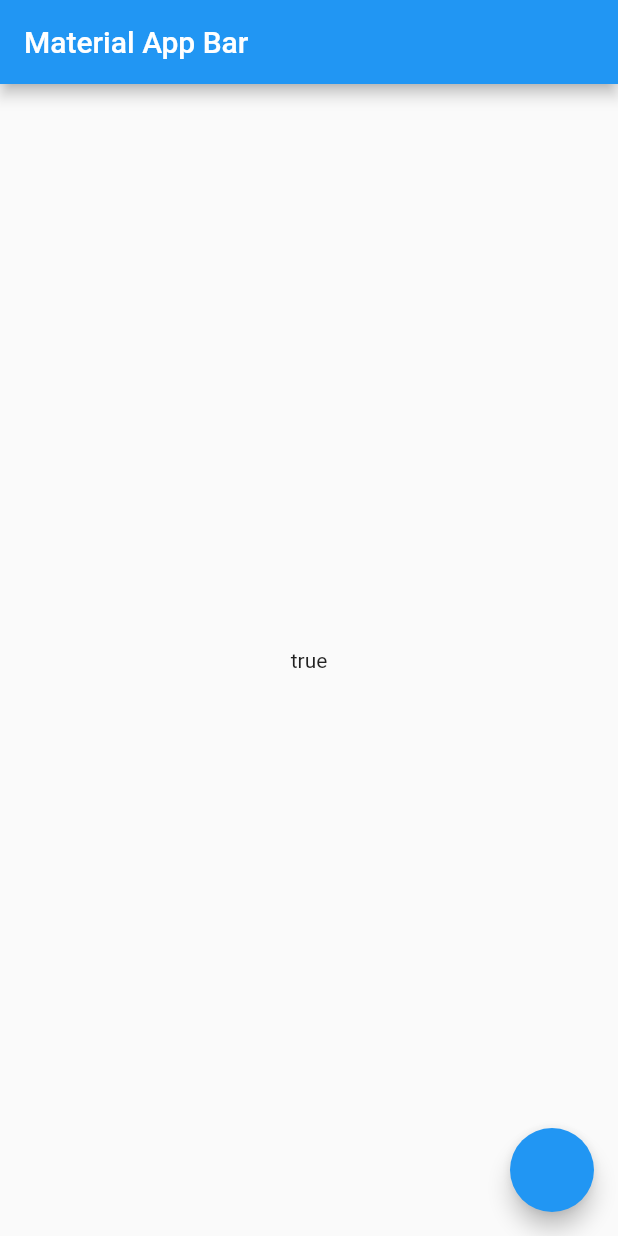
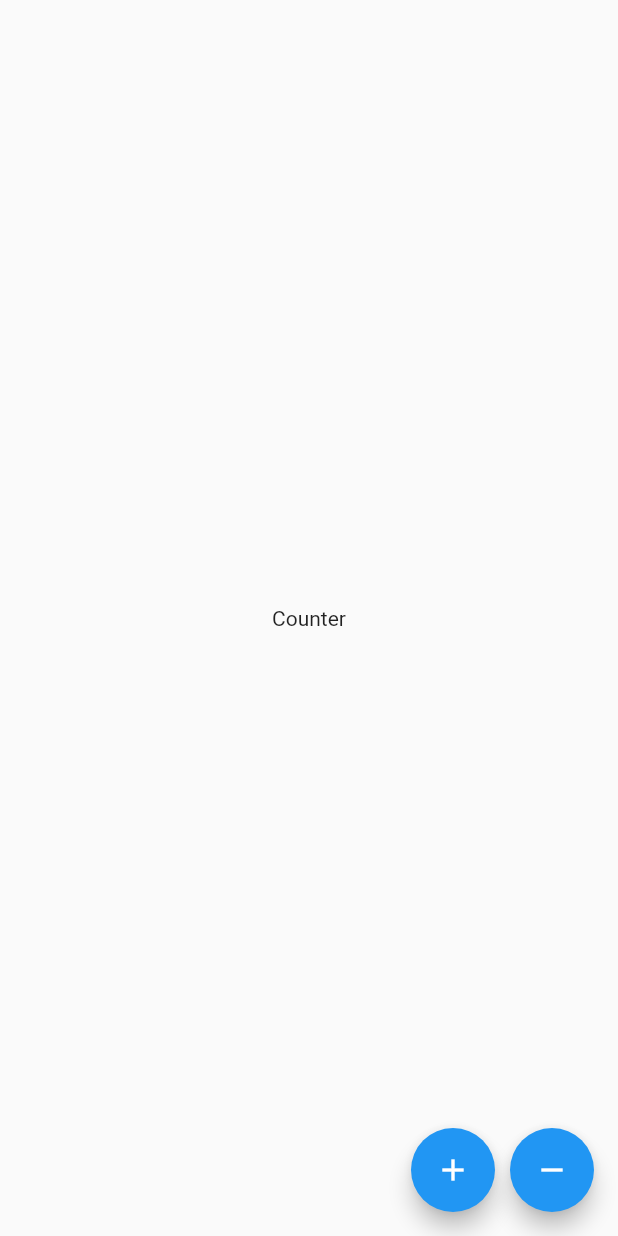
Before and after one commit to Chemaelgrande/clases-alejandra, a Flutter app: the screen it shows after launch, on a phone screen of 412 x 824 dp. Run offline on Flutter 3.47's test engine with Material 2 defaults, Android fonts, the phone set to English and light mode, and no system bars.

Commit message:
create page

```diff
--- a/lib/screens/home_screen.dart
+++ b/lib/screens/home_screen.dart
@@ -1,24 +1,33 @@
-import 'package:first_app_flutter/utils/var_utils.dart';
+import 'package:first_app_flutter/theme/spaces_app.dart';
 import 'package:flutter/material.dart';
 
 class HomePage extends StatelessWidget {
-  final VarUtils varUtils = VarUtils();
+  HomePage({Key? key}) : super(key: key);
 
-  HomePage({Key? key}) : super(key: key);
+  final SpacesApp spacesApp = SpacesApp();
   @override
   Widget build(BuildContext context) {
     return Scaffold(
-      floatingActionButton: FloatingActionButton(onPressed: () {
-        varUtils.isOpen = !varUtils.isOpen;
-        // varUtils.text1 = varUtils.text2;
-        // log(varUtils.text1);
-        // setState(() {});
-      }),
-      appBar: AppBar(
-        title: const Text('Material App Bar'),
+      body: const Center(
+        child: Text('Counter'),
       ),
-      body: Center(
-        child: Text(varUtils.isOpen.toString()),
+      floatingActionButton: Row(
+        mainAxisAlignment: MainAxisAlignment.end,
+        children: [
+          FloatingActionButton(
+            onPressed: () {},
+            child: const Icon(Icons.add),
+          ),
+          SizedBox(
+            width: spacesApp.miniSpace,
+          ),
+          FloatingActionButton(
+            onPressed: () {},
+            child: const Icon(
+              Icons.remove,
+            ),
+          ),
+        ],
       ),
     );
   }
--- /dev/null
+++ b/lib/theme/spaces_app.dart
@@ -0,0 +1,3 @@
+class SpacesApp {
+  double miniSpace = 10.0;
+}
```
